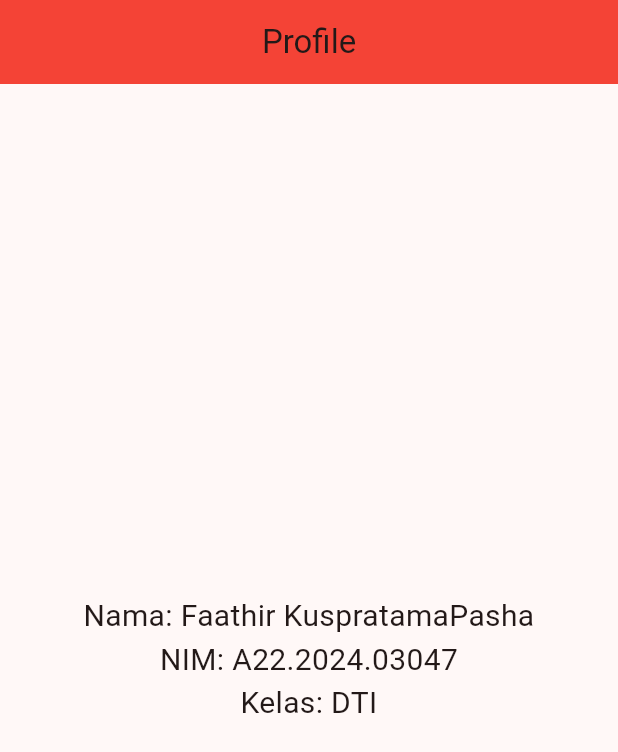
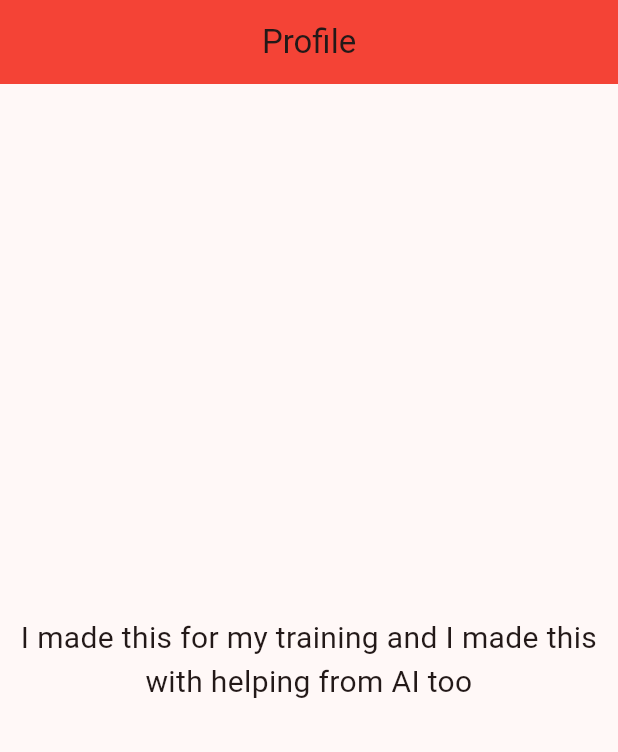
Before and after one commit to FTaKa36/SongDataBase_Flutter, a Flutter app: the ProfilePage screen opened directly, on a phone screen of 412 x 824 dp. Shown: the top 752 px of the screen. Run offline on Flutter 3.47's test engine with Material 3 defaults, Android fonts, the phone set to English and light mode, and no system bars; our stand-ins replace sqflite; accounts and stored records are empty; Roboto replaces fonts that are missing (SF Pro Display).

```diff
--- a/lib/main.dart
+++ b/lib/main.dart
@@ -254,7 +254,7 @@ class ProfilePage extends StatelessWidget {
       ),
       body: const Center(
         child: Text(
-          "Nama: Faathir KuspratamaPasha\nNIM: A22.2024.03047\nKelas: DTI",
+          "I made this for my training and I made this with helping from AI too",
           textAlign: TextAlign.center,
           style: TextStyle(fontSize: 20),
         ),
```
